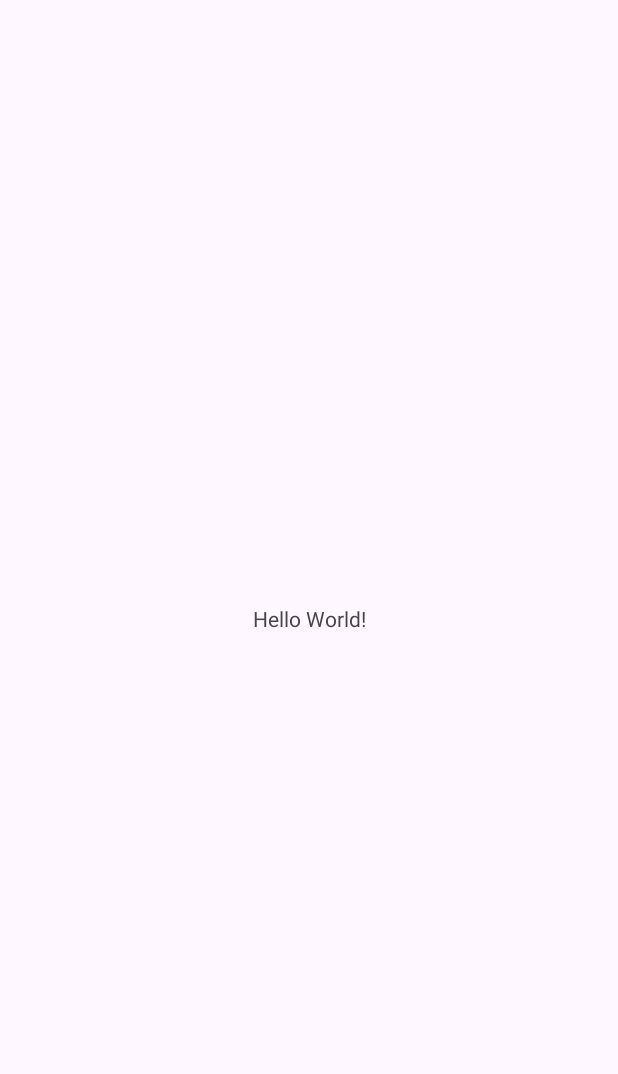
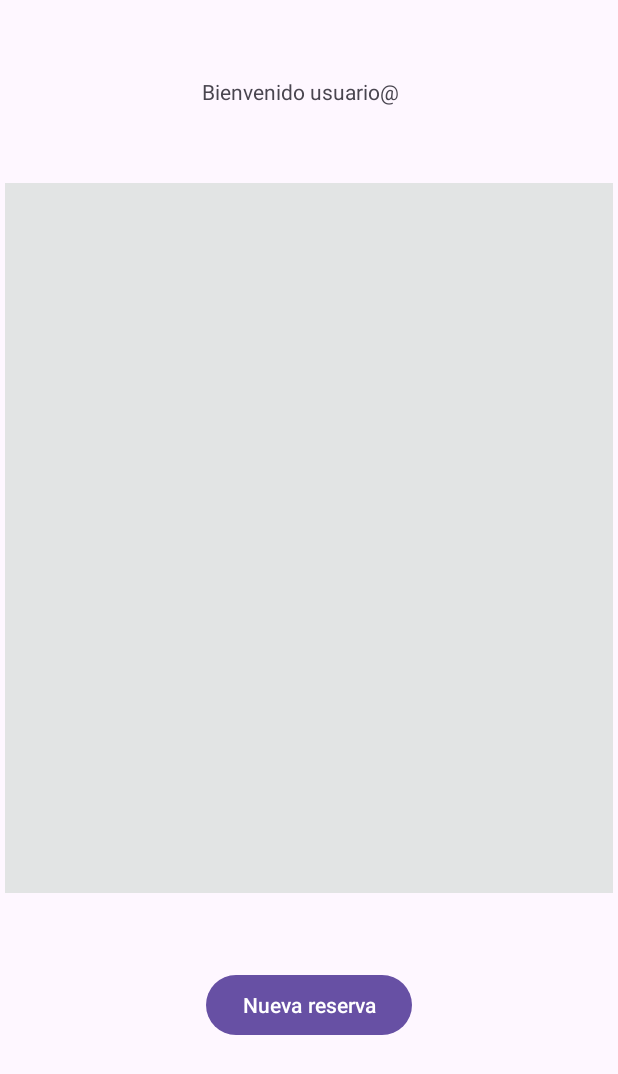
Before and after one commit to GastonBarea/final-am-acn4bv-Barea, an Android app: the screen it shows after launch (MainActivity), on a phone screen of 412 x 824 dp. Before the commit the part shown is almost empty. Shown: the top 1074 px of the screen. Run offline under Robolectric (Android 15) with nearby library versions, the phone set to English and light mode, and no system bars.

Commit message:
Puse boton de reserva y texto Bienvenida.

```diff
--- a/app/src/main/res/layout/activity_main.xml
+++ b/app/src/main/res/layout/activity_main.xml
@@ -8,12 +8,41 @@
     tools:context=".MainActivity">
 
     <TextView
+        android:id="@+id/bienvenidaUsuario"
         android:layout_width="wrap_content"
         android:layout_height="wrap_content"
-        android:text="Hello World!"
+        android:text="@string/texto_bienvenidaUsuario"
+        app:layout_constraintBottom_toTopOf="@+id/scrollViewPrincipal"
+        app:layout_constraintEnd_toEndOf="parent"
+        app:layout_constraintHorizontal_bias="0.479"
+        app:layout_constraintStart_toStartOf="parent"
+        app:layout_constraintTop_toTopOf="parent" />
+
+    <ScrollView
+        android:id="@+id/scrollViewPrincipal"
+        android:layout_width="405dp"
+        android:layout_height="473dp"
+        android:background="#E2E4E4"
+        app:layout_constraintBottom_toTopOf="@+id/boton_NuevaReserva"
+        app:layout_constraintEnd_toEndOf="parent"
+        app:layout_constraintStart_toStartOf="parent"
+        app:layout_constraintTop_toBottomOf="@+id/bienvenidaUsuario">
+
+        <LinearLayout
+            android:layout_width="match_parent"
+            android:layout_height="wrap_content"
+            android:orientation="vertical" />
+    </ScrollView>
+
+    <Button
+        android:id="@+id/boton_NuevaReserva"
+        android:layout_width="wrap_content"
+        android:layout_height="wrap_content"
+        android:text="@string/boton_NuevaReserva"
         app:layout_constraintBottom_toBottomOf="parent"
         app:layout_constraintEnd_toEndOf="parent"
         app:layout_constraintStart_toStartOf="parent"
-        app:layout_constraintTop_toTopOf="parent" />
+        app:layout_constraintTop_toBottomOf="@+id/bienvenidaUsuario"
+        app:layout_constraintVertical_bias="0.816" />
 
 </androidx.constraintlayout.widget.ConstraintLayout>
--- a/app/src/main/res/values/strings.xml
+++ b/app/src/main/res/values/strings.xml
@@ -1,3 +1,5 @@
 <resources>
     <string name="app_name">Peluquería</string>
+    <string name="texto_bienvenidaUsuario">Bienvenido usuario@</string>
+    <string name="boton_NuevaReserva">Nueva reserva</string>
 </resources>
```
